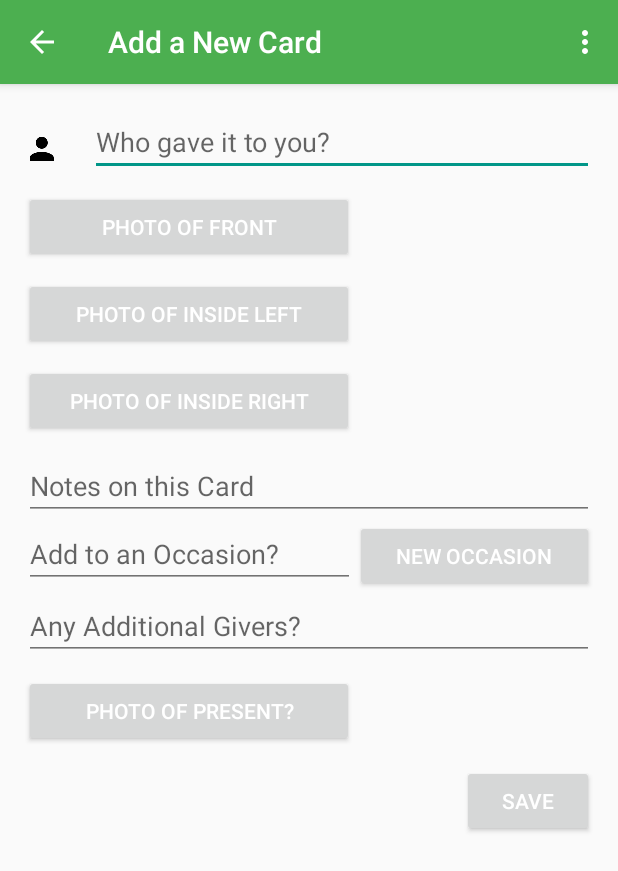
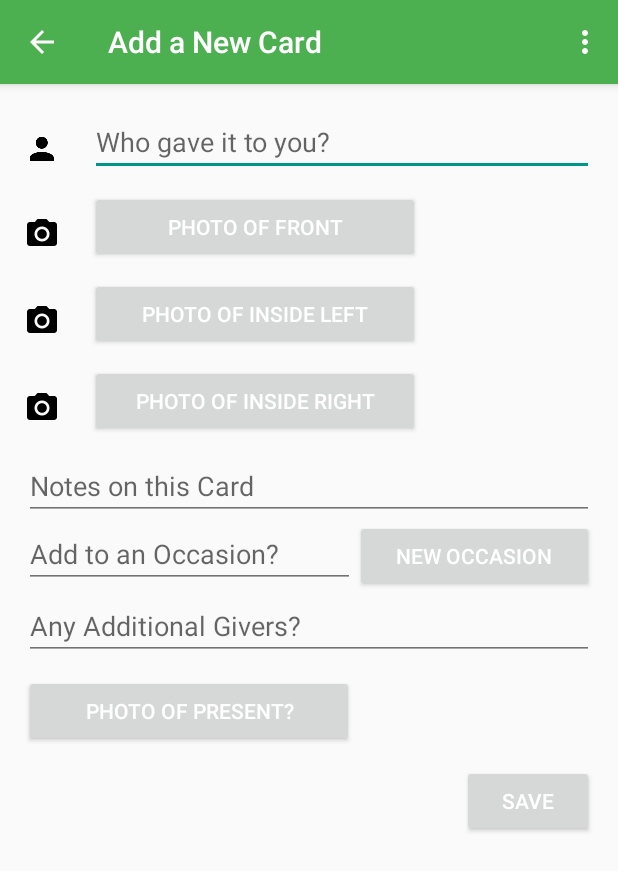
Before and after one commit to tyelford/keepCard, an Android app: the AddCardActivity screen opened directly, with no data from a screen before it, on a phone screen of 412 x 824 dp. Shown: the top 871 px of the screen. Run offline under Robolectric (Android 15) with nearby library versions, the phone set to English and light mode, and no system bars; 6 statements that could not run were skipped.

```diff
--- a/app/src/main/res/layout/activity_add_card.xml
+++ b/app/src/main/res/layout/activity_add_card.xml
@@ -67,6 +67,13 @@
             android:layout_width="match_parent"
             android:layout_height="wrap_content">
 
+            <ImageView
+                android:layout_width="24dp"
+                android:layout_height="24dp"
+                android:src="@drawable/ic_photo_camera_black_24dp"
+                android:layout_gravity="center_vertical"
+                android:layout_marginRight="20dp"/>
+
             <Button
                 android:id="@+id/frontPhotoButton"
                 android:layout_width="220dp"
@@ -88,6 +95,13 @@
             android:layout_width="match_parent"
             android:layout_height="wrap_content">
 
+            <ImageView
+                android:layout_width="24dp"
+                android:layout_height="24dp"
+                android:src="@drawable/ic_photo_camera_black_24dp"
+                android:layout_gravity="center_vertical"
+                android:layout_marginRight="20dp"/>
+
             <Button
                 android:id="@+id/inLeftPhotoButton"
                 android:layout_width="220dp"
@@ -108,6 +122,13 @@
         <LinearLayout
             android:layout_width="match_parent"
             android:layout_height="wrap_content">
+
+            <ImageView
+                android:layout_width="24dp"
+                android:layout_height="24dp"
+                android:src="@drawable/ic_photo_camera_black_24dp"
+                android:layout_gravity="center_vertical"
+                android:layout_marginRight="20dp"/>
 
             <Button
                 android:id="@+id/inRightPhotoButton"
```
Also changed, not shown: app/src/main/res/drawable-hdpi/ic_photo_camera_black_24dp.png (added), app/src/main/res/drawable-mdpi/ic_photo_camera_black_24dp.png (added), app/src/main/res/drawable-xhdpi/ic_photo_camera_black_24dp.png (added), app/src/main/res/drawable-xxhdpi/ic_photo_camera_black_24dp.png (added), app/src/main/res/drawable-xxxhdpi/ic_photo_camera_black_24dp.png (added).
